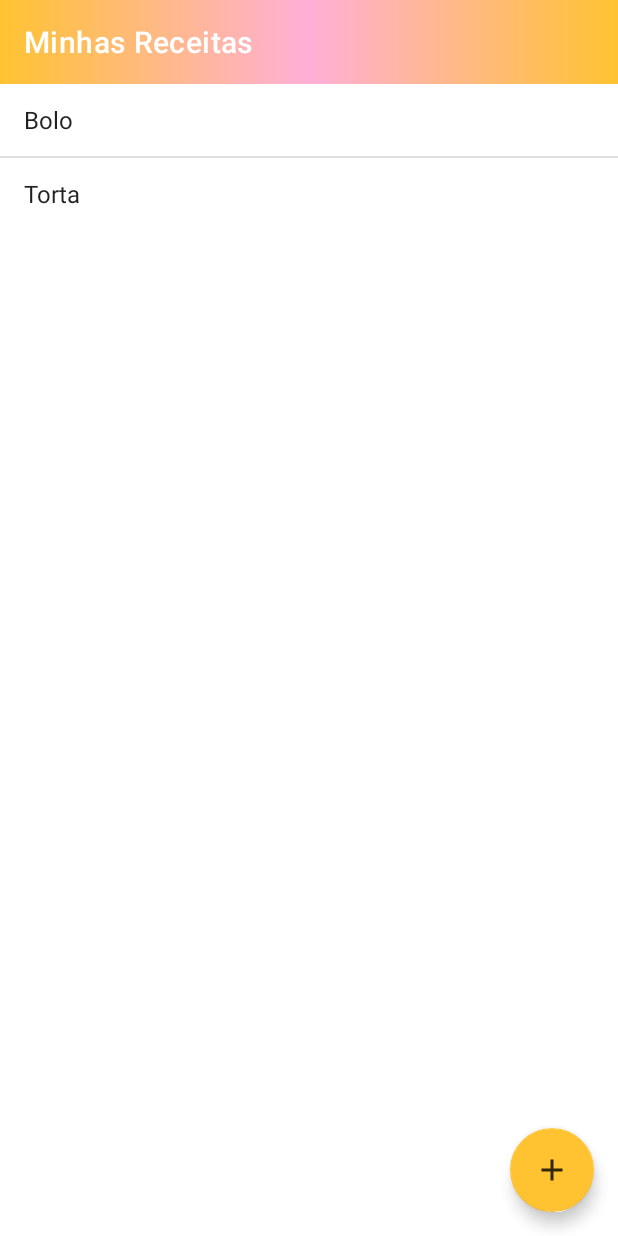
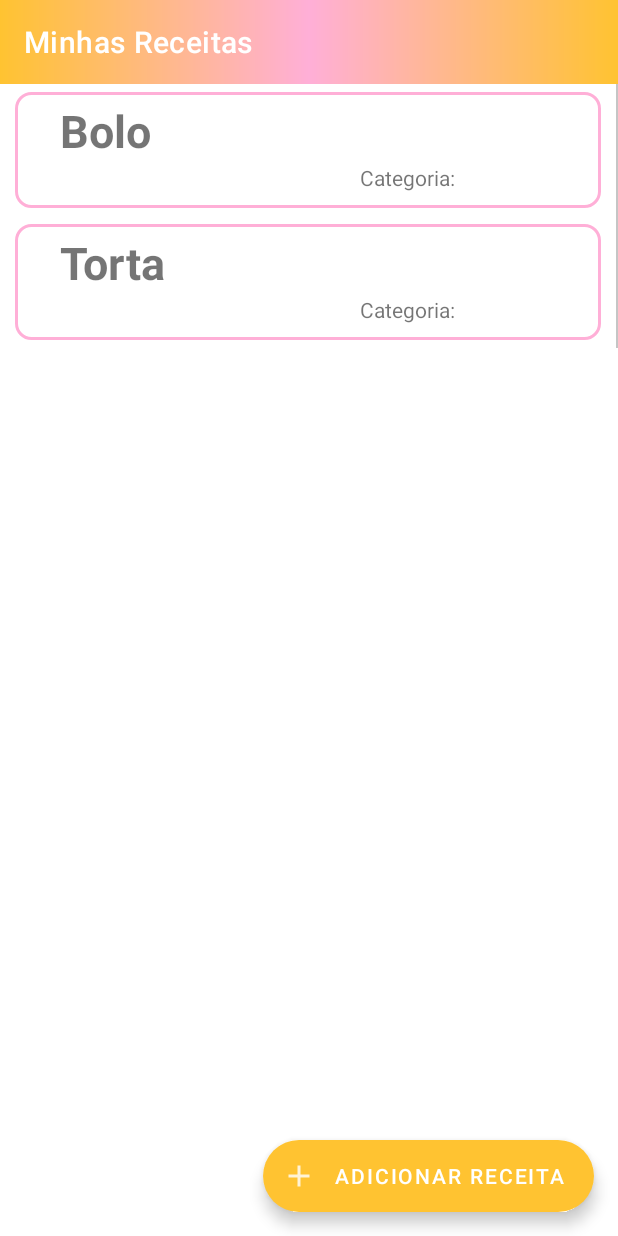
Before and after one commit to LucasMelll0/MyCookBook, an Android app: the screen it shows after launch (ListaDeReceitas), on a phone screen of 412 x 824 dp. Run offline under Robolectric (Android 15) with nearby library versions, the light colour scheme and no system bars.

Commit message:
Alteração do elemento "ListView" para "RecyclerView", adição de um adapter personalizado e mudança da confirmação de remoção para um AlertDialog.

```diff
--- a/app/src/main/AndroidManifest.xml
+++ b/app/src/main/AndroidManifest.xml
@@ -8,7 +8,8 @@
         android:label="@string/app_name"
         android:roundIcon="@mipmap/ic_launcher_round"
         android:supportsRtl="true"
-        android:theme="@style/Theme.MyCookBook">
+        android:theme="@style/Theme.MyCookBook"
+        android:name="applicationClass.MyCookBookApplication">
         <activity android:name="ui.activity.FormularioDeReceitas"/>
         <activity android:name="ui.activity.MostraReceita"/>
         <activity
--- /dev/null
+++ b/app/src/main/java/adapterView/AdapterListaDeReceitas.java
@@ -0,0 +1,100 @@
+package adapterView;
+
+import android.annotation.SuppressLint;
+import android.content.Intent;
+import android.view.LayoutInflater;
+import android.view.View;
+import android.view.ViewGroup;
+
+import androidx.annotation.NonNull;
+import androidx.recyclerview.widget.RecyclerView;
+
+import com.example.mycookbook.R;
+import com.example.mycookbook.activity.model.Receita;
+
+import java.io.Serializable;
+import java.util.List;
+
+import ui.activity.MostraReceita;
+
+public class AdapterListaDeReceitas extends RecyclerView.Adapter<ViewHolder> implements Serializable {
+    private List<Receita> receitas;
+    private int position;
+
+    public AdapterListaDeReceitas(List<Receita> receitas) {
+        this.receitas = receitas;
+    }
+
+    @NonNull
+    @Override
+    public ViewHolder onCreateViewHolder(@NonNull ViewGroup parent, int viewType) {
+        View view = LayoutInflater.from(parent.getContext()).inflate(R.layout.item_lista_de_receitas, parent, false);
+        return new ViewHolder(view);
+    }
+
+    @Override
+    public void onBindViewHolder(@NonNull ViewHolder holder, @SuppressLint("RecyclerView") int position) {
+        holder.getNome().setText(receitas.get(position).getNome());
+        holder.getCategoria().setText(receitas.get(position).getCategoria());
+        holder.getBase().setOnClickListener(new View.OnClickListener() {
+            @Override
+            public void onClick(View view) {
+                Receita receita = receitas.get(position);
+                abreReceitaEscolhida(receita, view);
+            }
+        });
+        holder.getNome().setOnClickListener(new View.OnClickListener() {
+            @Override
+            public void onClick(View view) {
+                Receita receita = receitas.get(position);
+                abreReceitaEscolhida(receita, view);
+            }
+        });
+
+        holder.itemView.setOnLongClickListener(new View.OnLongClickListener() {
+            @Override
+            public boolean onLongClick(View view) {
+                setPosition(holder.getPosition()); // Atribui ao atributo position a posição do item clicado longamente
+                return false;
+            }
+        });
+
+
+    }
+
+    private void abreReceitaEscolhida(Receita receita, View view) {
+        Intent mostraReceitaActivity = new Intent(view.getContext(), MostraReceita.class);
+        mostraReceitaActivity.putExtra("receita", receita);
+        view.getContext().startActivity(mostraReceitaActivity);
+    }
+
+    @Override
+    public int getItemCount() {
+        return receitas.size();
+    }
+
+
+    public void atualiza(List<Receita> receitas){
+        this.receitas.clear();
+        this.receitas.addAll(receitas);
+    }
+
+    public void remove(Receita receitaEscolhida) {
+        receitas.remove(receitaEscolhida);
+    }
+
+    public Receita getItem(int posicao) {
+        Receita receitaSolicitada = receitas.get(posicao);
+        return receitaSolicitada;
+    }
+
+    public int getPosition() {
+        return position;
+    }
+
+    public void setPosition(int position) {
+        this.position = position;
+    }
+
+
+}
--- /dev/null
+++ b/app/src/main/java/adapterView/ViewHolder.java
@@ -0,0 +1,48 @@
+package adapterView;
+
+import android.view.ContextMenu;
+import android.view.View;
+import android.widget.LinearLayout;
+
+import androidx.appcompat.widget.AppCompatTextView;
+import androidx.recyclerview.widget.RecyclerView;
+
+import com.example.mycookbook.R;
+
+public class ViewHolder extends RecyclerView.ViewHolder implements View.OnCreateContextMenuListener {
+    final AppCompatTextView nome;
+    final AppCompatTextView categoria;
+    final LinearLayout base;
+
+
+    public ViewHolder(View view) {
+        super(view);
+        base = view.findViewById(R.id.item_list_raiz);
+        nome = view.findViewById(R.id.textview_nome_da_receita);
+        categoria = view.findViewById(R.id.textview_categoria_da_receita);
+        view.setOnCreateContextMenuListener(this);
+
+    }
+
+    @Override
+    public void onCreateContextMenu(ContextMenu contextMenu, View view, ContextMenu.ContextMenuInfo contextMenuInfo) {
+        contextMenu.add(0, R.id.activity_lista_receitas_menu_editar, 0, "Editar"); // Cria a opção editar
+        contextMenu.add(0, R.id.activity_lista_receitas_menu_excluir, 0, "Excluir"); // Cria a opção excluir
+    }
+
+
+
+    public LinearLayout getBase() {
+        return base;
+    }
+
+
+    public AppCompatTextView getNome() {
+        return nome;
+    }
+
+    public AppCompatTextView getCategoria() {
+        return categoria;
+    }
+
+}
--- /dev/null
+++ b/app/src/main/java/applicationClass/MyCookBookApplication.java
@@ -0,0 +1,18 @@
+package applicationClass;
+
+import android.app.Application;
+
+import com.example.mycookbook.activity.model.Receita;
+
+import dao.ReceitaDAO;
+
+public class MyCookBookApplication extends Application {
+
+    @Override
+    public void onCreate() {
+        super.onCreate();
+        ReceitaDAO dao = new ReceitaDAO();
+        dao.salva(new Receita("Bolo", "ovo e leite", "bata tudo no liquidificador", "2",4));
+        dao.salva(new Receita("Torta", "ovo e leite", "bata tudo no liquidificador", "2",3));
+    }
+}
--- a/app/src/main/java/com/example/mycookbook/activity/model/Receita.java
+++ b/app/src/main/java/com/example/mycookbook/activity/model/Receita.java
@@ -3,19 +3,20 @@ package com.example.mycookbook.activity.model;
 import java.io.Serializable;
 
 public class Receita implements Serializable {
+    private  int posicaoCategoria;
+
     private int id = 0;
     private String nome;
     private String ingredientes;
     private String modoDePreparo;
     private String porcao;
     private String categoria;
-
-    public Receita(String nome, String ingredientes, String modoDePreparo, String porcao, String categoria) {
+    public Receita(String nome, String ingredientes, String modoDePreparo, String porcao, int posicaoCategoria) {
         this.nome = nome;
         this.ingredientes = ingredientes;
         this.modoDePreparo = modoDePreparo;
         this.porcao = porcao;
-        this.categoria = categoria;
+        this.posicaoCategoria = posicaoCategoria;
     }
 
     public Receita() {
@@ -30,6 +31,14 @@ public class Receita implements Serializable {
     @Override
     public String toString() {
         return this.nome;
+    }
+
+    public int getPosicaoCategoria() {
+        return posicaoCategoria;
+    }
+
+    public void setPosicaoCategoria(int posicaoCategoria) {
+        this.posicaoCategoria = posicaoCategoria;
     }
 
     public int getId() {
@@ -79,5 +88,4 @@ public class Receita implements Serializable {
     public void setCategoria(String categoria) {
         this.categoria = categoria;
     }
-
 }
--- a/app/src/main/java/ui/activity/ListaDeReceitas.java
+++ b/app/src/main/java/ui/activity/ListaDeReceitas.java
@@ -1,29 +1,31 @@
 package ui.activity;
+
+import android.app.AlertDialog;
+import android.content.DialogInterface;
+import android.content.Intent;
+import android.os.Bundle;
+import android.view.MenuItem;
+import android.view.View;
+import android.widget.LinearLayout;
 
 import androidx.annotation.NonNull;
 import androidx.appcompat.app.AppCompatActivity;
-import androidx.appcompat.widget.AppCompatButton;
-
-import android.content.Intent;
-import android.os.Bundle;
-import android.view.ContextMenu;
-import android.view.MenuItem;
-import android.view.View;
-import android.widget.AdapterView;
-import android.widget.ArrayAdapter;
-import android.widget.ListView;
+import androidx.recyclerview.widget.DividerItemDecoration;
+import androidx.recyclerview.widget.LinearLayoutManager;
+import androidx.recyclerview.widget.RecyclerView;
 
 import com.example.mycookbook.R;
 import com.example.mycookbook.activity.model.Receita;
-import com.google.android.material.floatingactionbutton.FloatingActionButton;
+import com.google.android.material.floatingactionbutton.ExtendedFloatingActionButton;
 
+import adapterView.AdapterListaDeReceitas;
 import dao.ReceitaDAO;
 
 public class ListaDeReceitas extends AppCompatActivity{
 
     private final ReceitaDAO dao = new ReceitaDAO();
-    private ArrayAdapter<Receita> adapter;
-    private View confirmacaoDeRemocao;
+    private AdapterListaDeReceitas adapter;
+    private RecyclerView listaDeReceitas;
 
     @Override
     protected void onCreate(Bundle savedInstanceState) {
@@ -31,20 +33,14 @@ public class ListaDeReceitas extends AppCompatActivity{
         setContentView(R.layout.activity_lista_de_receitas_main);
         configuraFabNovaReceita();
         configuraLista();
-        dao.salva(new Receita("Bolo", "ovo e leite", "bata tudo no liquidificador", "2","Bolo"));
-        dao.salva(new Receita("Torta", "ovo e leite", "bata tudo no liquidificador", "2","Torta"));
+
     }
 
-    @Override
-    public void onCreateContextMenu(ContextMenu menu, View v, ContextMenu.ContextMenuInfo menuInfo) {
-        super.onCreateContextMenu(menu, v, menuInfo);
-        getMenuInflater().inflate(R.menu.activity_lista_receitas_menu, menu);
-    }
+
 
     @Override
     public boolean onContextItemSelected(@NonNull MenuItem item) {
-        AdapterView.AdapterContextMenuInfo menuInfo = (AdapterView.AdapterContextMenuInfo) item.getMenuInfo();//atribui as informações do item seleciodado do adapterView(ListView) a uma variavel(menuInfo)
-        int posicao = menuInfo.position; //pega a posição do item selecionado
+        int posicao = adapter.getPosition(); //pega a posição do item selecionado
         Receita receitaEscolhida = adapter.getItem(posicao); //pega o item (objeto do tipo receita) a partir da posição
 
         int itemId = item.getItemId(); //pega o ID do item selecionado
@@ -54,9 +50,7 @@ public class ListaDeReceitas extends AppCompatActivity{
             abreFormularioModoEdita.putExtra("receita", receitaEscolhida);
             startActivity(abreFormularioModoEdita);
         }else if(itemId == R.id.activity_lista_receitas_menu_excluir){ // Se for a opção excluir, exclui o item da lista
-            confirmacaoDeRemocao = findViewById(R.id.view_confirma_remocao_lista_activity);
-            confirmacaoDeRemocao.setVisibility(View.VISIBLE);
-            confirguraConfirmacaoDeRemocao(receitaEscolhida);
+            configuraAlertDialogParaRemocao(posicao, receitaEscolhida);
 
         }
 
@@ -64,32 +58,30 @@ public class ListaDeReceitas extends AppCompatActivity{
         return super.onContextItemSelected(item);
     }
 
-    private void confirguraConfirmacaoDeRemocao(Receita receitaEscolhida) {
-        AppCompatButton botaoNega = findViewById(R.id.button_nega_confirmacao);
-        AppCompatButton botaoAceita = findViewById(R.id.button_aceita_confirmacao);
-
-        botaoNega.setOnClickListener(new View.OnClickListener() {
+    private void configuraAlertDialogParaRemocao(int posicao, Receita receitaEscolhida) {
+        AlertDialog.Builder confirmacaoDeRemocao = new AlertDialog.Builder(this);
+        confirmacaoDeRemocao.setTitle("Excluir Receita");
+        confirmacaoDeRemocao.setMessage("A receita sera excluida permanentemente, Deseja mesmo excluir?");
+        confirmacaoDeRemocao.setPositiveButton("Sim", new DialogInterface.OnClickListener() {
             @Override
-            public void onClick(View view) {
-                confirmacaoDeRemocao.setVisibility(View.GONE);
-            }
-        });
-        botaoAceita.setOnClickListener(new View.OnClickListener() {
-            @Override
-            public void onClick(View view) {
+            public void onClick(DialogInterface dialogInterface, int i) {
                 dao.exclui(receitaEscolhida); // Exclui do DAO
                 adapter.remove(receitaEscolhida); // Exclui do Adapter
-                confirmacaoDeRemocao.setVisibility(View.GONE);
+                adapter.notifyItemRemoved(posicao);
             }
-        });
+        })
+                .setNegativeButton("Cancelar", null);
+        confirmacaoDeRemocao.show();
     }
 
+
     private void configuraFabNovaReceita() {
-        FloatingActionButton botaoNovaReceita = findViewById(R.id.fab_nova_receita);
+        ExtendedFloatingActionButton botaoNovaReceita = findViewById(R.id.fab_nova_receita);
         botaoNovaReceita.setOnClickListener(new View.OnClickListener(){
             @Override
             public void onClick(View view) {
-                startActivity(new Intent(ListaDeReceitas.this, FormularioDeReceitas.class));
+                Intent novaReceita = new Intent(ListaDeReceitas.this, FormularioDeReceitas.class);
+                startActivity(novaReceita);
             }
         });
     }
@@ -97,39 +89,25 @@ public class ListaDeReceitas extends AppCompatActivity{
     @Override
     protected void onResume() {
         super.onResume();
-        atualizaReceitas();
+        adapter.atualiza(dao.todas());
+        adapter.notifyDataSetChanged();
     }
 
-    private void atualizaReceitas() {
-        adapter.clear();
-        adapter.addAll(dao.todas());
-    }
 
     private void configuraLista(){
-        ListView listaDeReceitas = findViewById(R.id.listview_lista_de_receitas);
+        listaDeReceitas = findViewById(R.id.listview_lista_de_receitas);
+        RecyclerView.LayoutManager layoutReceitas = new LinearLayoutManager(getApplicationContext());
+        listaDeReceitas.setLayoutManager(layoutReceitas);
+        listaDeReceitas.setHasFixedSize(true);
+        listaDeReceitas.addItemDecoration(new DividerItemDecoration(this, LinearLayout.HORIZONTAL));
         configuraAdapter(listaDeReceitas);
-        configuraListenerDeCliquePorItem(listaDeReceitas);
         registerForContextMenu(listaDeReceitas);
     }
 
-    private void configuraListenerDeCliquePorItem(ListView listaDeReceitas){
-        listaDeReceitas.setOnItemClickListener(new AdapterView.OnItemClickListener() {
-            @Override
-            public void onItemClick(AdapterView<?> adapterView, View view, int posicao, long id) {
-                Receita receitaEscolhida = (Receita) adapterView.getItemAtPosition(posicao);
-                abreReceitaSelecionada(receitaEscolhida);
-            }
-        });
-    }
 
-    private void abreReceitaSelecionada(Receita receitaEscolhida) {
-        Intent mostraReceitaActivity = new Intent(ListaDeReceitas.this, MostraReceita.class);
-        mostraReceitaActivity.putExtra("receita", receitaEscolhida);
-        startActivity(mostraReceitaActivity);
-    }
 
-    private void configuraAdapter(ListView listaDeReceitas){
-        adapter = new ArrayAdapter<>(this, android.R.layout.simple_list_item_1);
+    private void configuraAdapter(RecyclerView listaDeReceitas){
+        adapter = new AdapterListaDeReceitas(dao.todas());
         listaDeReceitas.setAdapter(adapter);
 
     }
--- a/app/src/main/res/drawable/rounded_corner_yellow.xml
+++ b/app/src/main/res/drawable/rounded_corner_yellow.xml
@@ -1,5 +1,6 @@
 <?xml version="1.0" encoding="utf-8"?>
 <shape xmlns:android="http://schemas.android.com/apk/res/android">
     <corners  android:radius="50dp"/>
-    <solid android:color="@color/yellow"></solid>
+    <solid android:color="@color/yellow" />
+
 </shape>
--- a/app/src/main/res/layout/activity_lista_de_receitas_main.xml
+++ b/app/src/main/res/layout/activity_lista_de_receitas_main.xml
@@ -16,21 +16,8 @@
         android:layout_width="match_parent"
         android:background="@drawable/gradient"
         android:layout_height="wrap_content"/>
-    <view
-        android:id="@+id/view_confirma_remocao_lista_activity"
-        class="android.widget.LinearLayout"
-        android:layout_height="wrap_content"
-        android:layout_width="wrap_content"
-        app:layout_constraintTop_toTopOf="parent"
-        app:layout_constraintBottom_toBottomOf="parent"
-        app:layout_constraintStart_toStartOf="parent"
-        app:layout_constraintEnd_toEndOf="parent"
-        android:visibility="gone">
-        <include layout="@layout/frame_confirmacao_de_remocao"
-            />
-    </view>
 
-    <ListView
+    <androidx.recyclerview.widget.RecyclerView
         android:id="@+id/listview_lista_de_receitas"
         app:layout_constraintTop_toBottomOf="@+id/toolbar_lista_de_receitas"
         app:layout_constraintStart_toStartOf="parent"
@@ -38,7 +25,7 @@
         android:layout_width="match_parent"
         android:layout_height="wrap_content"/>
 
-    <com.google.android.material.floatingactionbutton.FloatingActionButton
+    <com.google.android.material.floatingactionbutton.ExtendedFloatingActionButton
         android:id="@+id/fab_nova_receita"
         app:layout_constraintBottom_toBottomOf="parent"
         app:layout_constraintEnd_toEndOf="parent"
@@ -46,6 +33,11 @@
         android:layout_marginEnd="16dp"
         android:src="@drawable/ic_add"
         android:layout_width="wrap_content"
-        android:layout_height="wrap_content"/>
+        android:layout_height="wrap_content"
+        app:icon="@drawable/ic_add"
+        app:iconTint="@color/white"
+        android:textColor="@color/white"
+        android:text="@string/adicionar_receita"
+        />
 
 </androidx.constraintlayout.widget.ConstraintLayout>
--- /dev/null
+++ b/app/src/main/res/layout/item_lista_de_receitas.xml
@@ -0,0 +1,58 @@
+<?xml version="1.0" encoding="utf-8"?>
+<LinearLayout
+    android:id="@+id/item_list_raiz"
+    xmlns:android="http://schemas.android.com/apk/res/android"
+    android:background="@drawable/rounded_corner"
+    android:layout_width="match_parent"
+    android:layout_height="wrap_content"
+    android:layout_marginHorizontal="10dp"
+    android:layout_marginVertical="5dp"
+    android:paddingBottom="10dp"
+    xmlns:app="http://schemas.android.com/apk/res-auto">
+
+
+
+
+
+        <LinearLayout
+            android:orientation="vertical"
+            android:layout_width="wrap_content"
+            android:layout_height="wrap_content">
+                <androidx.appcompat.widget.AppCompatTextView
+                    android:id="@+id/textview_nome_da_receita"
+                    android:layout_width="wrap_content"
+                    android:layout_height="wrap_content"
+                    android:text="Receita"
+                    android:layout_marginStart="30dp"
+                    android:layout_marginTop="5dp"
+                    android:textStyle="bold"
+                    android:textSize="30sp" />
+                <LinearLayout
+                    android:layout_width="wrap_content"
+                    android:layout_height="wrap_content">
+                        <TextView
+                            android:layout_width="wrap_content"
+                            android:layout_height="wrap_content"
+                            android:layout_marginStart="230dp"
+                            android:text="Categoria: "/>
+
+                        <androidx.appcompat.widget.AppCompatTextView
+                            android:id="@+id/textview_categoria_da_receita"
+                            android:text="Categoria"
+                            android:textSize="15sp"
+                            android:textStyle="italic"
+                            android:layout_width="wrap_content"
+                            android:layout_height="wrap_content"
+                            />
+                </LinearLayout>
+
+        </LinearLayout>
+
+
+
+
+
+
+
+
+</LinearLayout>
--- a/app/src/main/res/values/strings.xml
+++ b/app/src/main/res/values/strings.xml
@@ -1,3 +1,4 @@
 <resources>
     <string name="app_name">MyCookBook</string>
+    <string name="adicionar_receita">Adicionar Receita</string>
 </resources>
```
Also changed, not shown: app/src/main/java/ui/activity/FormularioDeReceitas.java (+26 -30 lines), app/src/main/java/ui/activity/MostraReceita.java (+10 -7 lines), app/src/main/res/layout/activity_formulario_de_receitas.xml (+2 -15 lines), app/src/main/res/layout/adapter_lista_de_receitas.xml (deleted, +0 -47 lines), app/src/main/res/layout/janela_confirmacao_de_remocao.xml (renamed from app/src/main/res/layout/frame_confirmacao_de_remocao.xml).
